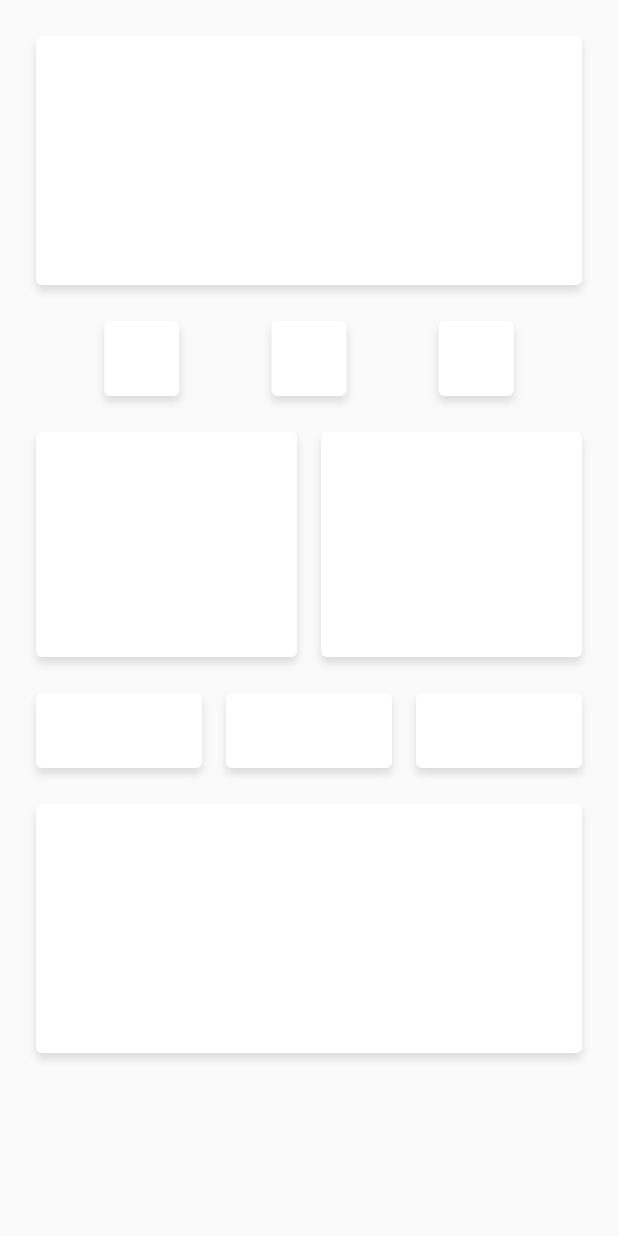
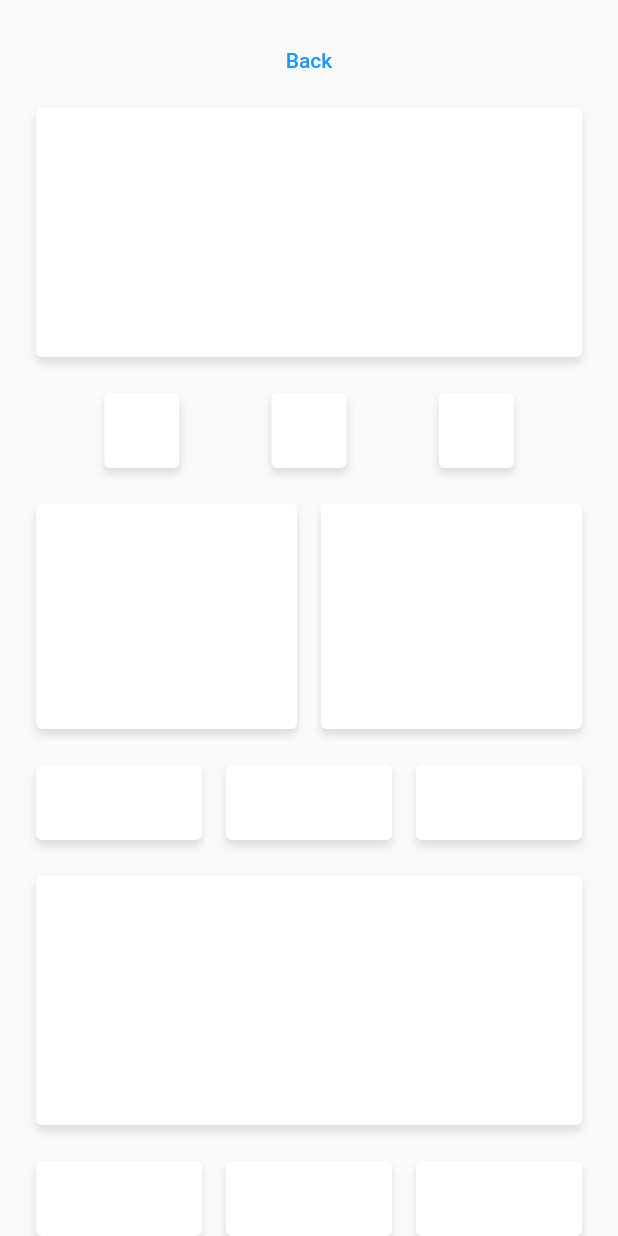
Before and after one commit to bielslima/scheduling-app, a Flutter app: the HomePage screen opened directly, on a phone screen of 412 x 824 dp. Run offline on Flutter 3.47's test engine with Material 2 defaults, Android fonts, the phone set to English and light mode, and no system bars; our stand-ins replace dio, flutter_phosphor_icons, flutter_staggered_animations, flutter_svg, mobx; generated files the repository leaves out were written again.

Commit message:
First files about home controller

```diff
--- a/lib/src/core/app/app.dart
+++ b/lib/src/core/app/app.dart
@@ -1,5 +1,5 @@
 import 'package:flutter/material.dart';
-import 'package:scheduling_app/src/presentation/pages/home/view/home_page.dart';
+import 'package:scheduling_app/src/presentation/pages/login/view/login_page.dart';
 
 class App extends StatelessWidget {
   const App({Key? key}) : super(key: key);
@@ -14,7 +14,7 @@ class App extends StatelessWidget {
       // darkTheme: ThemeData(
       //   brightness: Brightness.dark,
       // ),
-      home: const HomePage(),
+      home: const LoginPage(),
     );
   }
 }
--- a/lib/src/presentation/pages/home/controller/home_page_controller.dart
+++ b/lib/src/presentation/pages/home/controller/home_page_controller.dart
@@ -0,0 +1,6 @@
+import 'package:mobx/mobx.dart';
+part 'home_page_controller.g.dart';
+
+class HomePage = _HomePageBase with _$HomePage;
+
+abstract class _HomePageBase with Store {}
--- a/lib/src/presentation/pages/home/view/home_page.dart
+++ b/lib/src/presentation/pages/home/view/home_page.dart
@@ -1,5 +1,6 @@
 import 'package:flutter/material.dart';
 import 'package:flutter_staggered_animations/flutter_staggered_animations.dart';
+import 'package:scheduling_app/src/presentation/pages/home/view/widgets/header.dart';
 
 class HomePage extends StatefulWidget {
   const HomePage({Key? key}) : super(key: key);
@@ -24,6 +25,11 @@ class _HomePageState extends State<HomePage> {
                   child: FadeInAnimation(child: widget),
                 ),
                 children: [
+                  TextButton(
+                    onPressed: () => Navigator.pop(context),
+                    child: const Text('Back'),
+                  ),
+                  const Header(),
                   EmptyCard(
                     width: MediaQuery.of(context).size.width,
                     height: 166.0,
@@ -59,6 +65,26 @@ class _HomePageState extends State<HomePage> {
                     width: MediaQuery.of(context).size.width,
                     height: 166.0,
                   ),
+                  Padding(
+                    padding: const EdgeInsets.symmetric(vertical: 8.0),
+                    child: Row(
+                      children: [
+                        const Flexible(child: EmptyCard(height: 50.0)),
+                        const Flexible(child: EmptyCard(height: 50.0)),
+                        const Flexible(child: EmptyCard(height: 50.0)),
+                      ],
+                    ),
+                  ),
+                  Padding(
+                    padding: const EdgeInsets.symmetric(vertical: 8.0),
+                    child: Row(
+                      children: [
+                        const Flexible(child: EmptyCard(height: 50.0)),
+                        const Flexible(child: EmptyCard(height: 50.0)),
+                        const Flexible(child: EmptyCard(height: 50.0)),
+                      ],
+                    ),
+                  ),
                 ],
               ),
             ),
@@ -68,7 +94,6 @@ class _HomePageState extends State<HomePage> {
     );
   }
 }
-
 
 class EmptyCard extends StatelessWidget {
   final double? width;
--- a/lib/src/presentation/pages/login/view/login_page.dart
+++ b/lib/src/presentation/pages/login/view/login_page.dart
@@ -70,7 +70,7 @@ class _FormLogin extends StatelessWidget {
               height: 16,
             ),
             ScButton(
-              loading: true,
+              loading: false,
               child: const Text('Entrar'),
               onTap: () {
                 if (!_key.currentState!.validate()) return;
--- a/pubspec.yaml
+++ b/pubspec.yaml
@@ -38,6 +38,7 @@ dependencies:
   flutter_svg: ^1.0.3
   flutter_staggered_animations: ^1.0.0
   local_auth: ^2.1.0
+  mobx: ^2.0.7
 
 dev_dependencies:
   flutter_test:
@@ -52,6 +53,7 @@ dev_dependencies:
   build_runner: ^2.1.11
   mocktail: ^0.0.1-dev.12
   test: ^1.19.5
+  mobx_codegen: ^2.0.7
 
 # For information on the generic Dart part of this file, see the
 # following page: https://dart.dev/tools/pub/pubspec
```
Also changed, not shown: lib/src/presentation/pages/home/view/widgets/header.dart (added, +10 -0 lines), lib/src/presentation/pages/home/controller/home_page_controller.g.dart (added), pubspec.lock, 6 other files.
